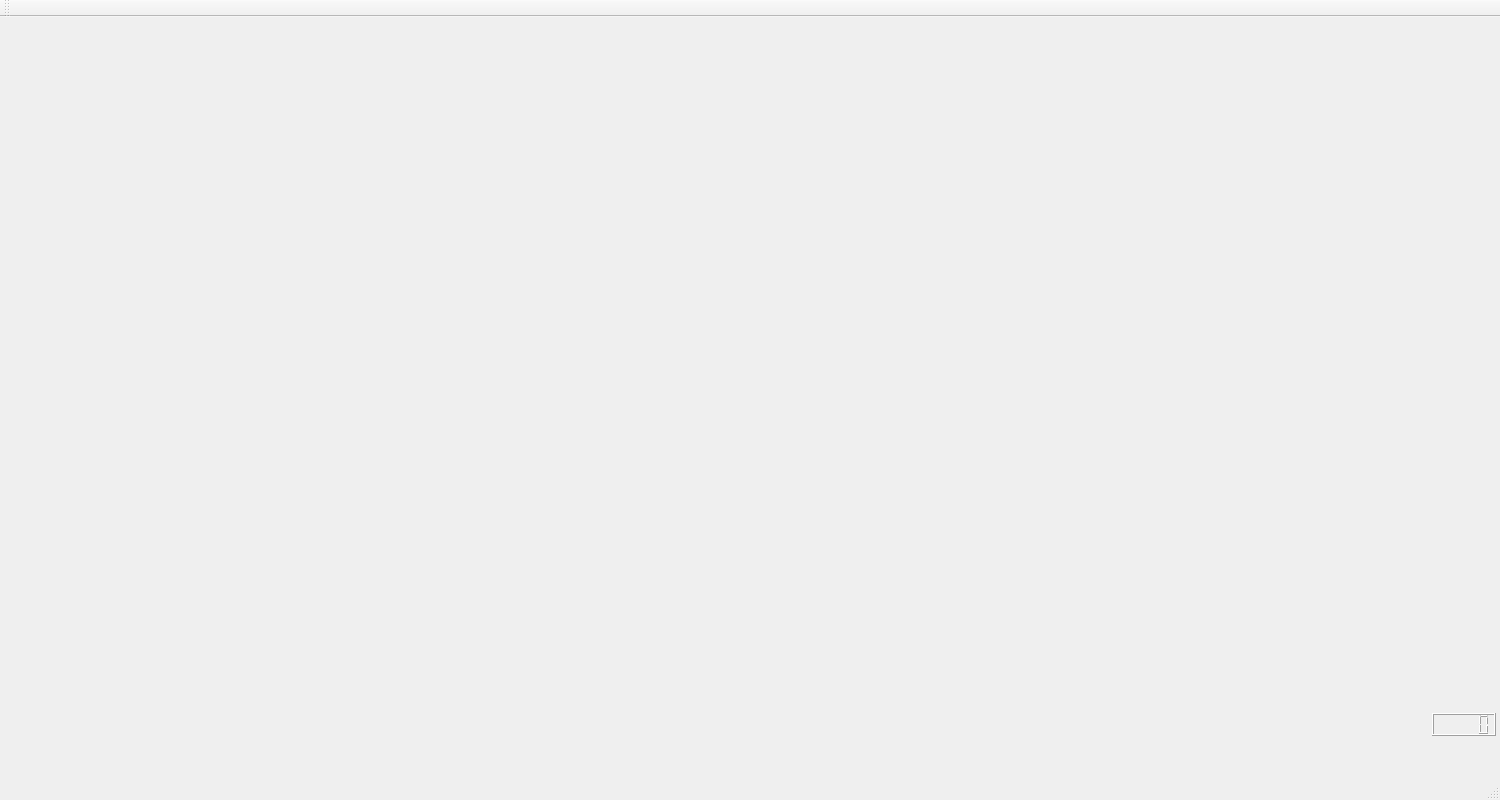
Old version of the form mainwindow.ui in the repository WajWaraich/Cellular_Automata_Assignment_ParallelProgramming.
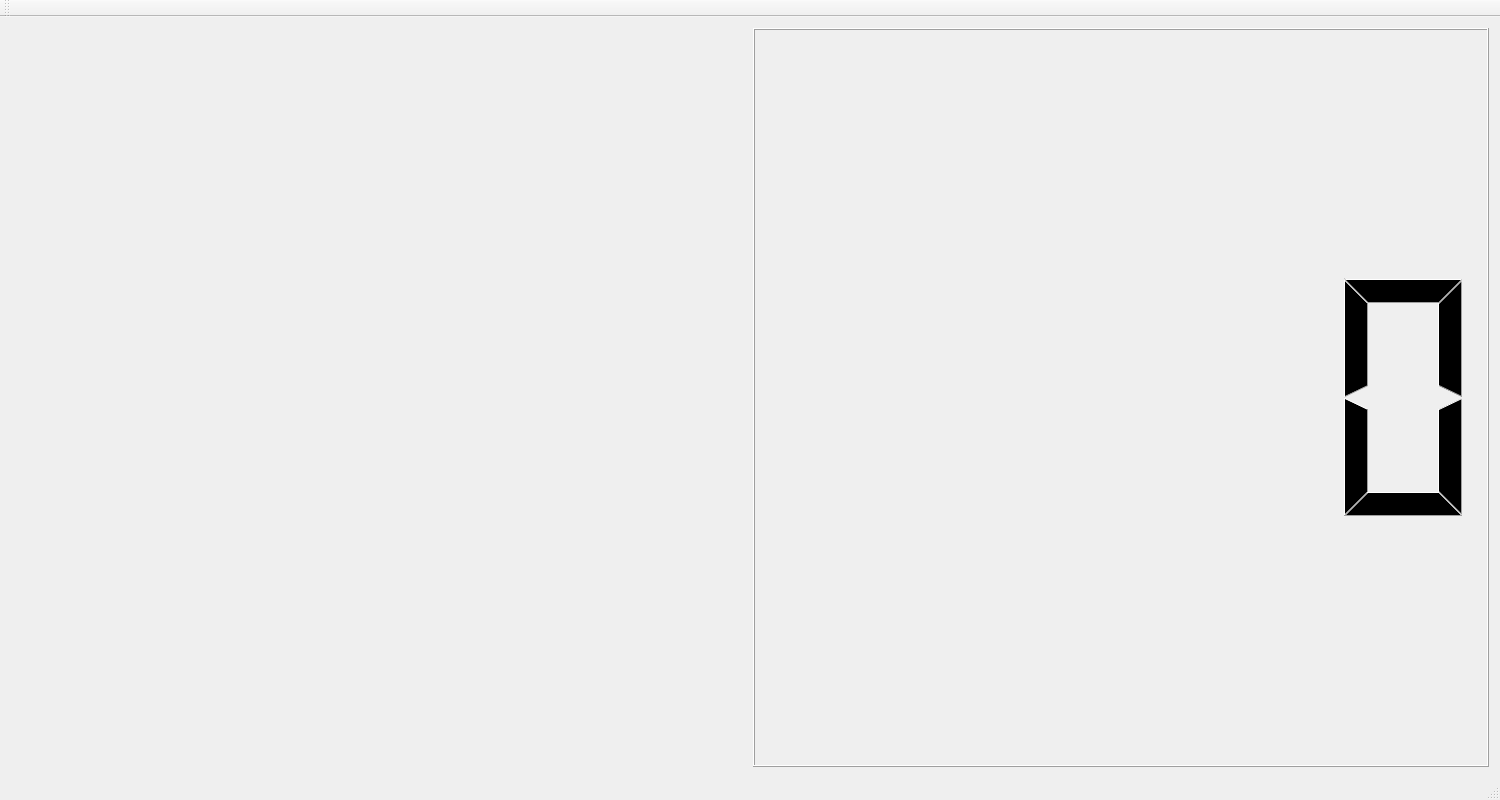
New version of the form.

The edit to the form file:
```diff
--- a/mainwindow.ui
+++ b/mainwindow.ui
@@ -14,15 +14,9 @@
    <string>MainWindow</string>
   </property>
   <widget class="QWidget" name="centralWidget">
+   <layout class="QGridLayout" name="gridLayout">
+    <item row="0" column="0">
    <widget class="QLabel" name="label">
-    <property name="geometry">
-     <rect>
-      <x>28</x>
-      <y>24</y>
-      <width>1400</width>
-      <height>700</height>
-     </rect>
-    </property>
     <property name="autoFillBackground">
      <bool>true</bool>
     </property>
@@ -30,16 +24,11 @@
      <string/>
     </property>
    </widget>
-   <widget class="QLCDNumber" name="lcdNumber">
-    <property name="geometry">
-     <rect>
-      <x>1432</x>
-      <y>696</y>
-      <width>64</width>
-      <height>23</height>
-     </rect>
-    </property>
-   </widget>
+    </item>
+    <item row="0" column="1">
+     <widget class="QLCDNumber" name="lcdNumber"/>
+    </item>
+   </layout>
   </widget>
   <widget class="QMenuBar" name="menuBar">
    <property name="geometry">
```
Lines whose indentation alone changed are shown as unchanged.
